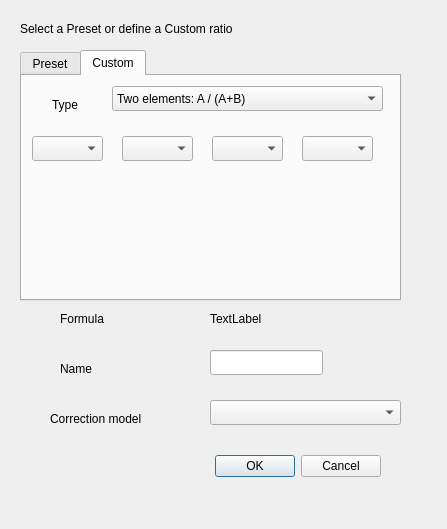
Above: src/resources/ui_new_ratio_dialog.ui from ianthomas23/QACD-quack before the change. Below: the same form after it.
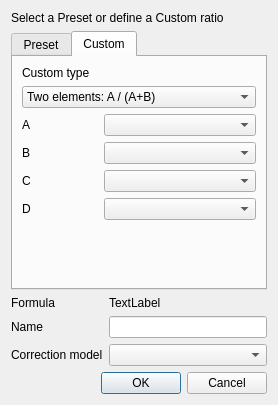
That is the form after the change.

Commit message: Improvements to create ratio map

The edit to the form file:
```diff
--- a/src/resources/ui_new_ratio_dialog.ui
+++ b/src/resources/ui_new_ratio_dialog.ui
@@ -6,37 +6,28 @@
    <rect>
     <x>0</x>
     <y>0</y>
-    <width>447</width>
-    <height>529</height>
+    <width>278</width>
+    <height>405</height>
    </rect>
   </property>
   <property name="windowTitle">
    <string>New Element Ratio Map</string>
   </property>
-  <widget class="QDialogButtonBox" name="buttonBox">
-   <property name="geometry">
-    <rect>
-     <x>40</x>
-     <y>450</y>
-     <width>341</width>
-     <height>32</height>
-    </rect>
-   </property>
-   <property name="orientation">
-    <enum>Qt::Horizontal</enum>
-   </property>
-   <property name="standardButtons">
-    <set>QDialogButtonBox::Cancel|QDialogButtonBox::Ok</set>
-   </property>
-  </widget>
+  <layout class="QVBoxLayout" name="verticalLayout_3">
+   <item>
+    <widget class="QLabel" name="label_2">
+     <property name="text">
+      <string>Select a Preset or define a Custom ratio</string>
+     </property>
+    </widget>
+   </item>
+   <item>
   <widget class="QTabWidget" name="tabWidget">
-   <property name="geometry">
-    <rect>
-     <x>20</x>
-     <y>50</y>
-     <width>381</width>
-     <height>251</height>
-    </rect>
+     <property name="sizePolicy">
+      <sizepolicy hsizetype="Expanding" vsizetype="Expanding">
+       <horstretch>0</horstretch>
+       <verstretch>0</verstretch>
+      </sizepolicy>
    </property>
    <property name="currentIndex">
     <number>1</number>
@@ -79,28 +70,34 @@
     <attribute name="title">
      <string>Custom</string>
     </attribute>
+      <layout class="QVBoxLayout" name="verticalLayout_2">
+       <property name="leftMargin">
+        <number>9</number>
+       </property>
+       <property name="topMargin">
+        <number>9</number>
+       </property>
+       <property name="rightMargin">
+        <number>9</number>
+       </property>
+       <property name="bottomMargin">
+        <number>9</number>
+       </property>
+       <item>
     <widget class="QLabel" name="label_4">
-     <property name="geometry">
-      <rect>
-       <x>30</x>
-       <y>20</y>
-       <width>64</width>
-       <height>17</height>
-      </rect>
+         <property name="sizePolicy">
+          <sizepolicy hsizetype="Preferred" vsizetype="Fixed">
+           <horstretch>0</horstretch>
+           <verstretch>0</verstretch>
+          </sizepolicy>
      </property>
      <property name="text">
-      <string>Type</string>
-     </property>
-    </widget>
+          <string>Custom type</string>
+         </property>
+        </widget>
+       </item>
+       <item>
     <widget class="QComboBox" name="customTypeCombo">
-     <property name="geometry">
-      <rect>
-       <x>90</x>
-       <y>10</y>
-       <width>271</width>
-       <height>25</height>
-      </rect>
-     </property>
      <property name="sizePolicy">
       <sizepolicy hsizetype="Preferred" vsizetype="Fixed">
        <horstretch>0</horstretch>
@@ -123,70 +120,86 @@
       </property>
      </item>
     </widget>
+       </item>
+       <item>
+        <layout class="QGridLayout" name="gridLayout">
+         <item row="0" column="0">
+          <widget class="QLabel" name="labelA">
+           <property name="sizePolicy">
+            <sizepolicy hsizetype="Preferred" vsizetype="Preferred">
+             <horstretch>1</horstretch>
+             <verstretch>0</verstretch>
+            </sizepolicy>
+           </property>
+           <property name="text">
+            <string>A</string>
+           </property>
+          </widget>
+         </item>
+         <item row="0" column="1">
     <widget class="QComboBox" name="elementACombo">
-     <property name="geometry">
-      <rect>
-       <x>10</x>
-       <y>60</y>
-       <width>71</width>
-       <height>25</height>
-      </rect>
-     </property>
-    </widget>
-    <widget class="QComboBox" name="elementBCombo">
-     <property name="geometry">
-      <rect>
-       <x>100</x>
-       <y>60</y>
-       <width>71</width>
-       <height>25</height>
-      </rect>
-     </property>
-    </widget>
-    <widget class="QComboBox" name="elementCCombo">
-     <property name="geometry">
-      <rect>
-       <x>190</x>
-       <y>60</y>
-       <width>71</width>
-       <height>25</height>
-      </rect>
-     </property>
-    </widget>
-    <widget class="QComboBox" name="elementDCombo">
-     <property name="geometry">
-      <rect>
-       <x>280</x>
-       <y>60</y>
-       <width>71</width>
-       <height>25</height>
-      </rect>
-     </property>
-    </widget>
-   </widget>
-  </widget>
+           <property name="sizePolicy">
+            <sizepolicy hsizetype="Preferred" vsizetype="Fixed">
+             <horstretch>2</horstretch>
+             <verstretch>0</verstretch>
+            </sizepolicy>
+           </property>
+          </widget>
+         </item>
+         <item row="1" column="0">
+          <widget class="QLabel" name="labelB">
+           <property name="text">
+            <string>B</string>
+           </property>
+          </widget>
+         </item>
+         <item row="1" column="1">
+          <widget class="QComboBox" name="elementBCombo"/>
+         </item>
+         <item row="2" column="0">
+          <widget class="QLabel" name="labelC">
+           <property name="text">
+            <string>C</string>
+           </property>
+          </widget>
+         </item>
+         <item row="2" column="1">
+          <widget class="QComboBox" name="elementCCombo"/>
+         </item>
+         <item row="3" column="0">
+          <widget class="QLabel" name="labelD">
+           <property name="text">
+            <string>D</string>
+           </property>
+          </widget>
+         </item>
+         <item row="3" column="1">
+          <widget class="QComboBox" name="elementDCombo"/>
+         </item>
+        </layout>
+       </item>
+       <item>
+        <widget class="QLabel" name="dummy">
+         <property name="text">
+          <string/>
+         </property>
+        </widget>
+       </item>
+      </layout>
+     </widget>
+    </widget>
+   </item>
+   <item>
+    <layout class="QGridLayout" name="gridLayout_2">
+     <item row="0" column="0">
   <widget class="QLabel" name="label">
-   <property name="geometry">
-    <rect>
-     <x>60</x>
-     <y>310</y>
-     <width>64</width>
-     <height>17</height>
-    </rect>
-   </property>
    <property name="text">
     <string>Formula</string>
    </property>
   </widget>
+     </item>
+     <item row="0" column="1">
   <widget class="QLabel" name="formulaLabel">
-   <property name="geometry">
-    <rect>
-     <x>210</x>
-     <y>310</y>
-     <width>171</width>
-     <height>17</height>
-    </rect>
-   </property>
    <property name="sizePolicy">
     <sizepolicy hsizetype="Expanding" vsizetype="Preferred">
      <horstretch>0</horstretch>
@@ -197,65 +210,40 @@
     <string>TextLabel</string>
    </property>
   </widget>
+     </item>
+     <item row="1" column="0">
   <widget class="QLabel" name="label_3">
-   <property name="geometry">
-    <rect>
-     <x>60</x>
-     <y>360</y>
-     <width>64</width>
-     <height>17</height>
-    </rect>
-   </property>
    <property name="text">
     <string>Name</string>
    </property>
   </widget>
-  <widget class="QLineEdit" name="nameEdit">
-   <property name="geometry">
-    <rect>
-     <x>210</x>
-     <y>350</y>
-     <width>113</width>
-     <height>25</height>
-    </rect>
-   </property>
-  </widget>
-  <widget class="QLabel" name="label_2">
-   <property name="geometry">
-    <rect>
-     <x>20</x>
-     <y>20</y>
-     <width>351</width>
-     <height>17</height>
-    </rect>
-   </property>
-   <property name="text">
-    <string>Select a Preset or define a Custom ratio</string>
-   </property>
-  </widget>
+     </item>
+     <item row="1" column="1">
+      <widget class="QLineEdit" name="nameEdit"/>
+     </item>
+     <item row="2" column="0">
   <widget class="QLabel" name="label_6">
-   <property name="geometry">
-    <rect>
-     <x>50</x>
-     <y>410</y>
-     <width>131</width>
-     <height>17</height>
-    </rect>
-   </property>
    <property name="text">
     <string>Correction model</string>
    </property>
   </widget>
-  <widget class="QComboBox" name="correctionModelCombo">
-   <property name="geometry">
-    <rect>
-     <x>210</x>
-     <y>400</y>
-     <width>191</width>
-     <height>25</height>
-    </rect>
-   </property>
-  </widget>
+     </item>
+     <item row="2" column="1">
+      <widget class="QComboBox" name="correctionModelCombo"/>
+     </item>
+    </layout>
+   </item>
+   <item>
+    <widget class="QDialogButtonBox" name="buttonBox">
+     <property name="orientation">
+      <enum>Qt::Horizontal</enum>
+     </property>
+     <property name="standardButtons">
+      <set>QDialogButtonBox::Cancel|QDialogButtonBox::Ok</set>
+     </property>
+    </widget>
+   </item>
+  </layout>
  </widget>
  <resources/>
  <connections>
```
Left out of the diff: 37 changed lines with no effect on the pictures. Lines whose indentation alone changed are shown as unchanged. The commit also changes 8 other files.
